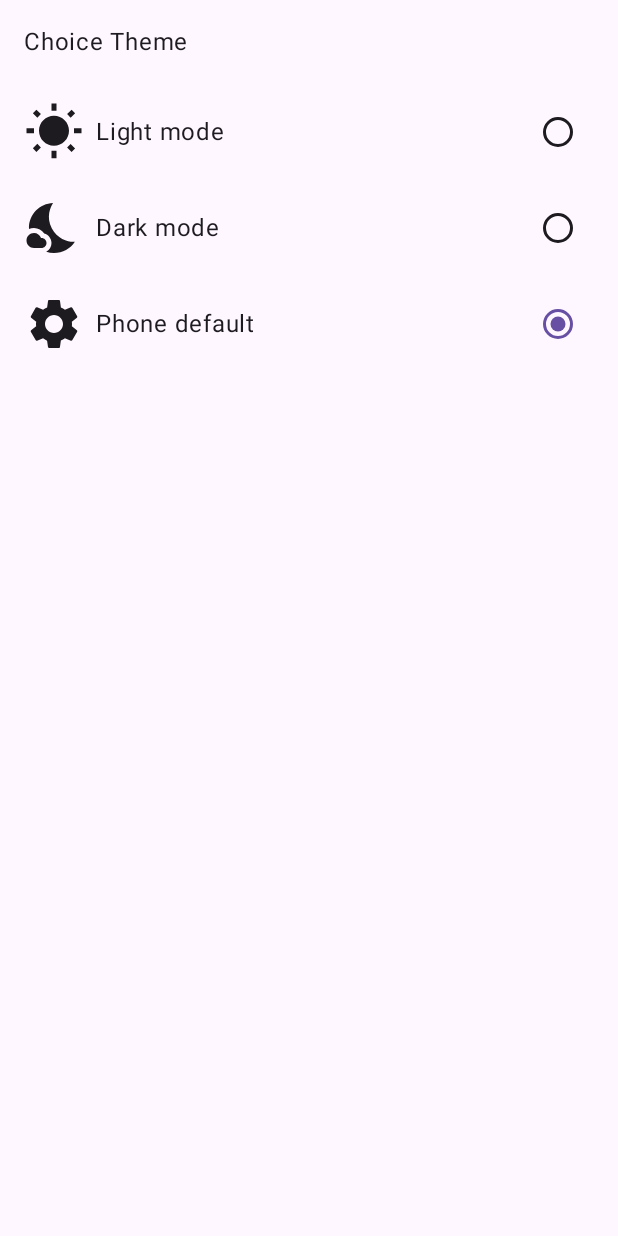
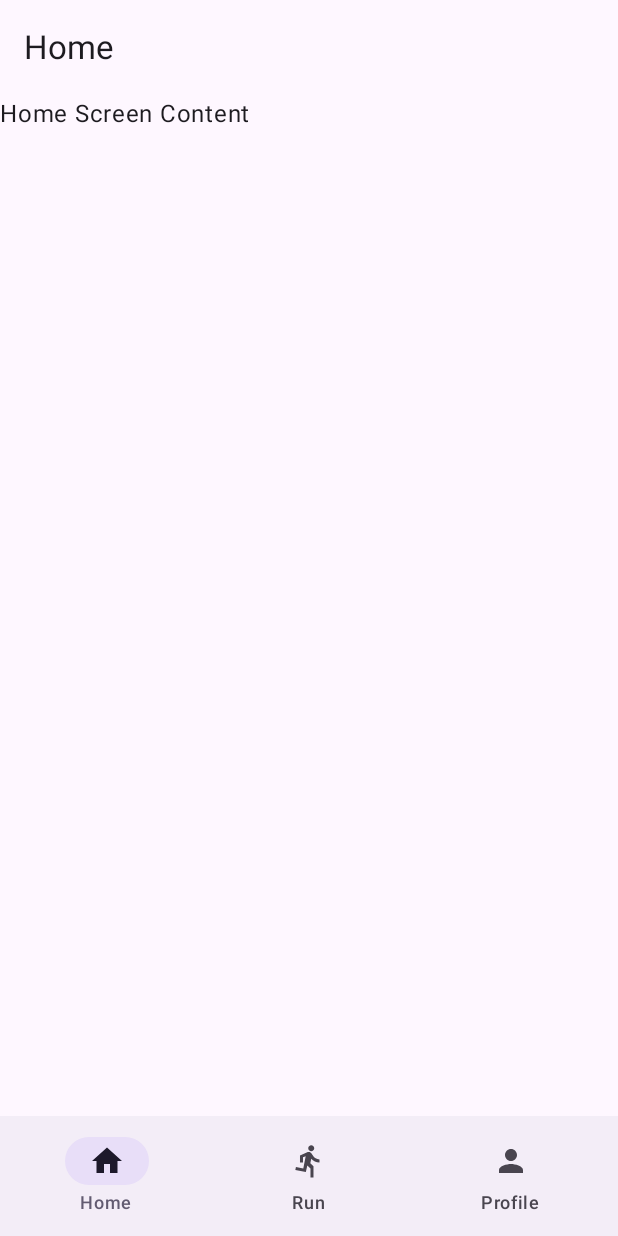
Before and after one commit to kolomyichuk/Runly, an Android app built with Jetpack Compose: the screen it shows after launch (MainActivity), on a phone screen of 412 x 824 dp. Run offline under Robolectric (Android 15) with nearby library versions, the phone set to English and light mode, and no system bars; our stand-ins replace Dagger/Hilt's generated code, Timber.

Commit message:
Add simple navigation

```diff
--- a/app/src/main/java/kolomyichuk/runly/MainActivity.kt
+++ b/app/src/main/java/kolomyichuk/runly/MainActivity.kt
@@ -9,7 +9,7 @@ import androidx.compose.runtime.getValue
 import androidx.hilt.navigation.compose.hiltViewModel
 import dagger.hilt.android.AndroidEntryPoint
 import kolomyichuk.runly.data.repository.AppTheme
-import kolomyichuk.runly.ui.screens.ThemeScreen
+import kolomyichuk.runly.navigation.MainScreen
 import kolomyichuk.runly.ui.theme.RunlyTheme
 import kolomyichuk.runly.ui.viewmodel.ThemeViewModel
 
@@ -27,7 +27,7 @@ class MainActivity : ComponentActivity() {
                 AppTheme.SYSTEM -> isSystemInDarkTheme()
             }
             RunlyTheme(darkTheme = isDarkTheme) {
-                ThemeScreen()
+                MainScreen()
             }
         }
     }
--- /dev/null
+++ b/app/src/main/java/kolomyichuk/runly/navigation/MainScreen.kt
@@ -0,0 +1,31 @@
+package kolomyichuk.runly.navigation
+
+import androidx.compose.foundation.layout.padding
+import androidx.compose.material3.Scaffold
+import androidx.compose.runtime.Composable
+import androidx.compose.ui.Modifier
+import androidx.navigation.compose.NavHost
+import androidx.navigation.compose.composable
+import androidx.navigation.compose.rememberNavController
+import kolomyichuk.runly.ui.components.BottomNavigationBar
+import kolomyichuk.runly.ui.screens.HomeScreen
+import kolomyichuk.runly.ui.screens.RunScreen
+
+@Composable
+fun MainScreen() {
+    val navController = rememberNavController()
+
+    Scaffold(
+        bottomBar = { BottomNavigationBar(navController) }
+    ) { paddingValues ->
+        NavHost(
+            navController = navController,
+            startDestination = "home",
+            modifier = Modifier.padding(paddingValues)
+        ) {
+            composable("home") { HomeScreen() }
+            composable("run") { RunScreen()  }
+            composable("profile") { ProfileNavHost() }
+        }
+    }
+}
--- /dev/null
+++ b/app/src/main/java/kolomyichuk/runly/ui/components/BottomNavBar.kt
@@ -0,0 +1,41 @@
+package kolomyichuk.runly.ui.components
+
+import androidx.compose.material.icons.Icons
+import androidx.compose.material.icons.automirrored.filled.DirectionsRun
+import androidx.compose.material.icons.filled.Home
+import androidx.compose.material.icons.filled.Person
+import androidx.compose.material3.BottomAppBar
+import androidx.compose.material3.Icon
+import androidx.compose.material3.NavigationBarItem
+import androidx.compose.material3.Text
+import androidx.compose.runtime.Composable
+import androidx.compose.runtime.getValue
+import androidx.compose.ui.graphics.vector.ImageVector
+import androidx.navigation.NavController
+import androidx.navigation.compose.currentBackStackEntryAsState
+
+@Composable
+fun BottomNavigationBar(navController: NavController) {
+    val items = listOf(
+        BottomNavItem("home", "Home", Icons.Default.Home),
+        BottomNavItem("run", "Run", Icons.AutoMirrored.Filled.DirectionsRun),
+        BottomNavItem("profile", "Profile", Icons.Filled.Person)
+    )
+
+    BottomAppBar {
+        val currentBackStackEntry by navController.currentBackStackEntryAsState()
+        val currentRoute = currentBackStackEntry?.destination?.route
+
+        items.forEach { item ->
+            NavigationBarItem(
+                icon = { Icon(item.icon, contentDescription = item.label) },
+                label = { Text(item.label) },
+                selected = currentRoute == item.route,
+                onClick = { navController.navigate(item.route) }
+            )
+        }
+    }
+
+}
+
+data class BottomNavItem(val route: String, val label: String, val icon: ImageVector)
--- a/app/src/main/java/kolomyichuk/runly/ui/screens/HomeScreen.kt
+++ b/app/src/main/java/kolomyichuk/runly/ui/screens/HomeScreen.kt
@@ -2,13 +2,30 @@ package kolomyichuk.runly.ui.screens
 
 import androidx.compose.foundation.layout.Column
 import androidx.compose.foundation.layout.fillMaxSize
+import androidx.compose.foundation.layout.padding
+import androidx.compose.material3.Scaffold
 import androidx.compose.material3.Text
 import androidx.compose.runtime.Composable
 import androidx.compose.ui.Modifier
+import kolomyichuk.runly.ui.components.TopBarApp
 
 @Composable
 fun HomeScreen() {
     Column(modifier = Modifier.fillMaxSize()) {
-        Text("Home")
+        TopBarApp(
+            title = "Home"
+        )
+        ContentHomeScreen()
+    }
+
+}
+
+@Composable
+fun ContentHomeScreen(
+) {
+    Column(
+        modifier = Modifier.fillMaxSize()
+    ) {
+        Text("Home Screen Content")
     }
 }
```
Also changed, not shown: app/src/main/java/kolomyichuk/runly/navigation/ProfileNavHost.kt (added, +46 -0 lines), app/src/main/java/kolomyichuk/runly/ui/screens/ProfileScreen.kt (+21 -8 lines), app/src/main/java/kolomyichuk/runly/ui/screens/RunScreen.kt (+13 -2 lines), app/src/main/java/kolomyichuk/runly/ui/screens/SettingsScreen.kt (+28 -9 lines), app/src/main/java/kolomyichuk/runly/ui/screens/ThemeScreen.kt (+15 -3 lines).
